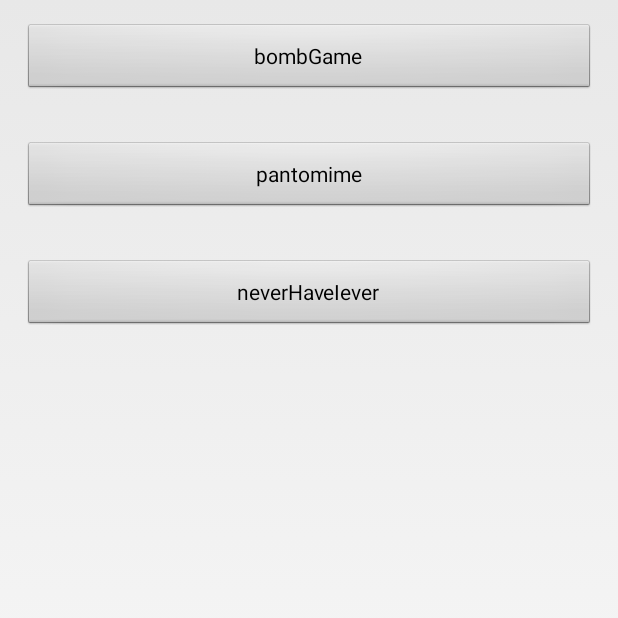
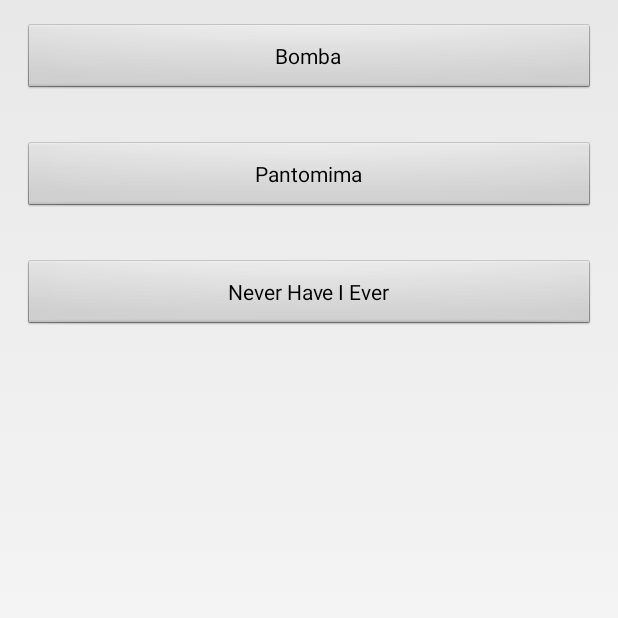
Before and after one commit to markosopcic/PPIJUltraTeam, an Android app: the AddingDataActivity screen opened directly, with no data from a screen before it, on a phone screen of 412 x 824 dp, the top half of it. Run offline under Robolectric (Android 15) with nearby library versions, the phone set to English and light mode, and no system bars.

Commit message:
promjena igara

```diff
--- a/app/src/main/java/hr/fer/drinkinggame/GamePanel.java
+++ b/app/src/main/java/hr/fer/drinkinggame/GamePanel.java
@@ -116,9 +116,9 @@ public class GamePanel extends SurfaceView implements SurfaceHolder.Callback {
 
 
 
-        //int newGameID=rand.nextInt(NUMBER_OF_GAMES);
-        //while(newGameID==currentGameID) newGameID=rand.nextInt(NUMBER_OF_GAMES);
-        int newGameID = 3;
+        int newGameID=rand.nextInt(NUMBER_OF_GAMES);
+        while(newGameID==currentGameID) newGameID=rand.nextInt(NUMBER_OF_GAMES);
+        //int newGameID = 3;
         currentGameID=newGameID;
         switch(newGameID){
             case 0:{
--- a/app/src/main/res/layout/activity_adding_data.xml
+++ b/app/src/main/res/layout/activity_adding_data.xml
@@ -12,21 +12,21 @@
         android:layout_width="match_parent"
         android:layout_height="wrap_content"
         android:layout_margin="15dp"
-        android:text="bombGame"
+        android:text="Bomba"
         android:onClick="bombGame"/>
     <Button
         android:id="@+id/buttonPantomime"
         android:layout_width="match_parent"
         android:layout_height="wrap_content"
         android:layout_margin="15dp"
-        android:text="pantomime"
+        android:text="Pantomima"
         android:onClick="pantomime"/>
     <Button
         android:id="@+id/buttonNeverHaveIEver"
         android:layout_width="match_parent"
         android:layout_height="wrap_content"
         android:layout_margin="15dp"
-        android:text="neverHaveIever"
+        android:text="Never Have I Ever"
         android:onClick="neverHaveIever"/>
 
 </LinearLayout>
```
